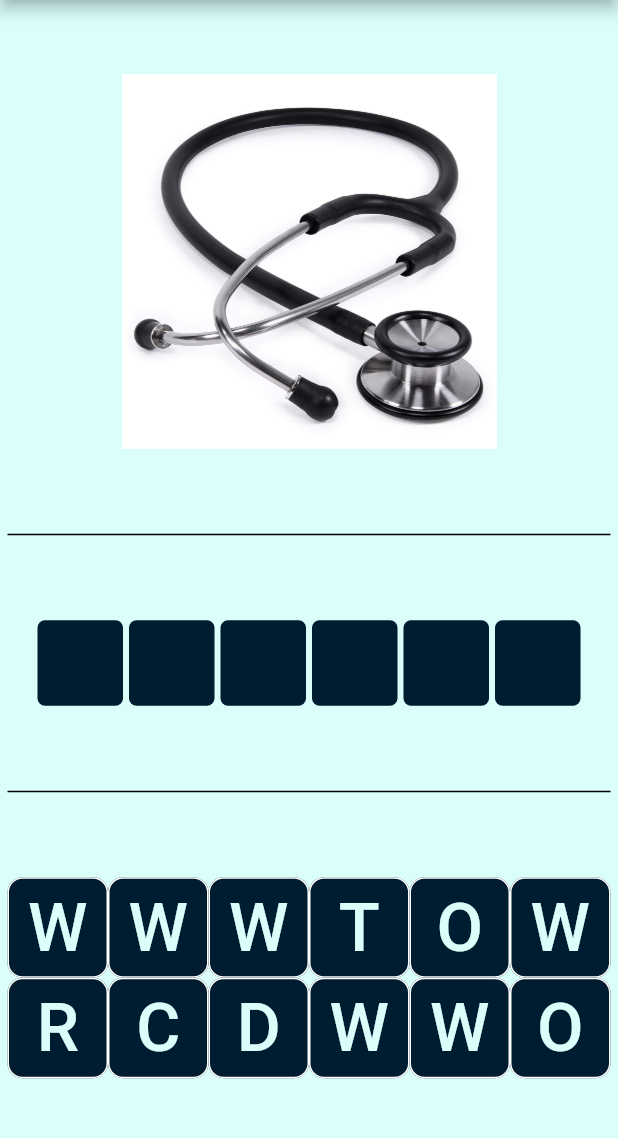
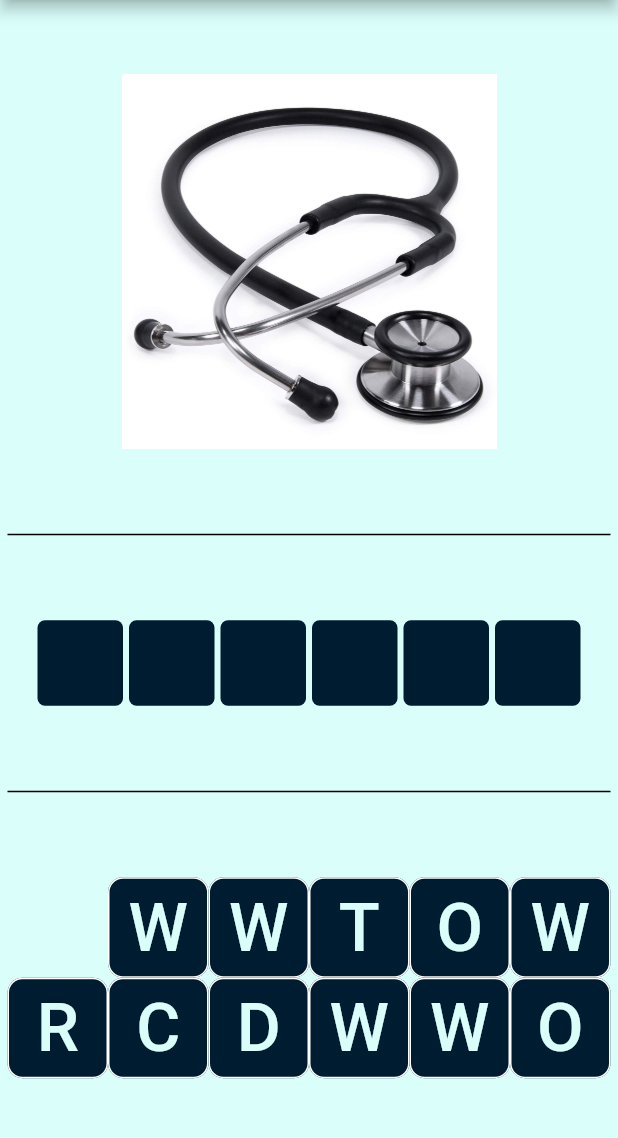
Before and after one commit to BusayoSamuel/guess_the_profession, a Flutter app: the Gameplay widget shown alone on an empty page, opened directly with sample values from the repository, after a tap on an icon or button, on a phone screen of 412 x 824 dp, the part 84-1222 px from its top. Run offline on Flutter 3.47's test engine with Material 2 defaults, Android fonts, the phone set to English and light mode, and no system bars; drawn by our look-alikes of auto_size_text.

Commit message:
gameplay feature

```diff
--- a/guess_the_profession/lib/data/easy_questions.dart
+++ b/guess_the_profession/lib/data/easy_questions.dart
@@ -2,6 +2,6 @@ import 'package:guess_the_profession/models/question.dart';
 
 List<Question> easyQuestions = [
   Question("Doctor", "assets/images/easy_pack/doctor/stethoscope.jpg"),
-  Question("Maid", "assets/images/easy_pack/doctor/stethoscope.jpg"),
-  Question("Teacher", "assets/images/easy_pack/doctor/stethoscope.jpg")
+  Question("Student", "assets/images/easy_pack/student/pencil.jpg"),
+  Question("Carpenter", "assets/images/easy_pack/carpenter/pincers.jpg")
 ];
--- a/guess_the_profession/lib/screens/gameplay.dart
+++ b/guess_the_profession/lib/screens/gameplay.dart
@@ -31,7 +31,7 @@ class _GameplayState extends State<Gameplay> {
               color: Colors.black,
               thickness: 1,
             ),
-            answerBoxes(context, 6),
+            answerBoxes(context, number: widget.question.answer.length),
             const Divider(
               color: Colors.black,
               thickness: 1,
@@ -63,7 +63,11 @@ List<Widget> letterOptions(BuildContext context,
 }
 
 Widget letterButton({required String letter, double size = 30}) {
-  return TextButton(
+  bool isVisible = true;
+  return StatefulBuilder(builder: (context, setState) {
+    return Visibility(
+      visible: isVisible,
+      child: TextButton(
         style: ButtonStyle(
           backgroundColor: MaterialStateProperty.all(Color(0xFF001C30)),
           shape: MaterialStateProperty.all(
@@ -78,22 +82,29 @@ Widget letterButton({required String letter, double size = 30}) {
           fixedSize: MaterialStateProperty.all(Size(size, size)),
           padding: MaterialStateProperty.all(EdgeInsets.zero),
         ),
-    onPressed: () {},
+        onPressed: () {
+          setState(() {
+            isVisible = !isVisible;
+          });
+        },
         child: AutoSizeText(
           letter,
           style: const TextStyle(fontSize: 45, color: Color(0xFFDAFFFB)),
         ),
+      ),
     );
+  });
 }
 
-Widget answerBoxes(BuildContext context, answerLength) {
-  final size = (MediaQuery.of(context).size.width - 14 * (6 - 1)) / 6;
+Widget answerBoxes(BuildContext context, {required int number}) {
+  final size = (MediaQuery.of(context).size.width - 14 * (number - 1)) / number;
 
   return Wrap(
     runSpacing: 4,
     spacing: 4,
     alignment: WrapAlignment.center,
-    children: List.generate(6, (index) {
+    // TODO: Make answer buttons iteractive
+    children: List.generate(number, (index) {
       return Container(
         decoration: const BoxDecoration(
           borderRadius: BorderRadius.all(Radius.circular(5)),
--- a/guess_the_profession/pubspec.yaml
+++ b/guess_the_profession/pubspec.yaml
@@ -62,6 +62,8 @@ flutter:
   assets:
      - assets/images/Icon-192.png
      - assets/images/easy_pack/doctor/stethoscope.jpg
+     - assets/images/easy_pack/student/pencil.jpg
+     - assets/images/easy_pack/carpenter/pincers.jpg
 
   # An image asset can refer to one or more resolution-specific "variants", see
   # https://flutter.dev/assets-and-images/#resolution-aware
```
Also changed, not shown: guess_the_profession/assets/images/easy_pack/carpenter/pincers.jpg (added), guess_the_profession/assets/images/easy_pack/student/pencil.jpg (added). Lines whose indentation alone changed are shown as unchanged.
